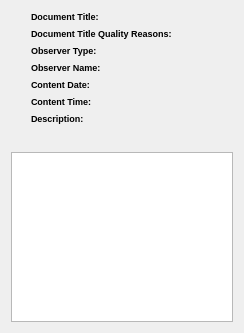
Old version of the form starviewer/src/core/keyimagenotedisplayerbase.ui in the repository starviewer-medical/starviewer.
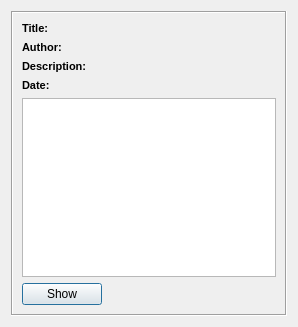
New version of the form. Custom widgets are drawn as their Qt base class.

```diff
--- a/starviewer/src/core/keyimagenotedisplayerbase.ui
+++ b/starviewer/src/core/keyimagenotedisplayerbase.ui
@@ -6,41 +6,35 @@
    <rect>
     <x>0</x>
     <y>0</y>
-    <width>244</width>
-    <height>333</height>
+    <width>298</width>
+    <height>327</height>
    </rect>
   </property>
-  <property name="sizePolicy">
-   <sizepolicy hsizetype="Preferred" vsizetype="Preferred">
-    <horstretch>0</horstretch>
-    <verstretch>0</verstretch>
-   </sizepolicy>
-  </property>
   <property name="windowTitle">
    <string>Form</string>
   </property>
+  <layout class="QVBoxLayout" name="verticalLayout_4">
+   <item>
+    <widget class="QFrame" name="frame">
+     <property name="frameShape">
+      <enum>QFrame::Box</enum>
+     </property>
+     <property name="frameShadow">
+      <enum>QFrame::Sunken</enum>
+     </property>
+     <property name="lineWidth">
+      <number>1</number>
+     </property>
+     <layout class="QVBoxLayout" name="verticalLayout_3">
+      <item>
+       <layout class="QVBoxLayout" name="verticalLayout_2">
+        <item>
   <layout class="QVBoxLayout" name="verticalLayout">
    <item>
-    <layout class="QHBoxLayout" name="horizontalLayout">
+           <layout class="QHBoxLayout" name="horizontalLayout_6">
      <item>
-      <spacer name="horizontalSpacer">
-       <property name="orientation">
-        <enum>Qt::Horizontal</enum>
-       </property>
-       <property name="sizeType">
-        <enum>QSizePolicy::Fixed</enum>
-       </property>
-       <property name="sizeHint" stdset="0">
-        <size>
-         <width>20</width>
-         <height>20</height>
-        </size>
-       </property>
-      </spacer>
-     </item>
+             <layout class="QHBoxLayout" name="horizontalLayout_4">
      <item>
-      <layout class="QFormLayout" name="formLayout">
-       <item row="0" column="0">
         <widget class="QLabel" name="m_documentTitleLabel">
          <property name="sizePolicy">
           <sizepolicy hsizetype="Fixed" vsizetype="Fixed">
@@ -56,17 +50,17 @@
          </property>
          <property name="font">
           <font>
-           <pointsize>7</pointsize>
+                  <pointsize>8</pointsize>
            <weight>75</weight>
            <bold>true</bold>
           </font>
          </property>
          <property name="text">
-          <string>Document Title: </string>
+                 <string>Title: </string>
          </property>
         </widget>
        </item>
-       <item row="0" column="1">
+              <item>
         <widget class="QLabel" name="m_documentTitleText">
          <property name="minimumSize">
           <size>
@@ -76,7 +70,7 @@
          </property>
          <property name="font">
           <font>
-           <pointsize>7</pointsize>
+                  <pointsize>8</pointsize>
           </font>
          </property>
          <property name="text">
@@ -84,95 +78,13 @@
          </property>
         </widget>
        </item>
-       <item row="1" column="0">
-        <widget class="QLabel" name="m_documentTitleQualityReasonsLabel">
-         <property name="sizePolicy">
-          <sizepolicy hsizetype="Fixed" vsizetype="Fixed">
-           <horstretch>0</horstretch>
-           <verstretch>0</verstretch>
-          </sizepolicy>
-         </property>
-         <property name="minimumSize">
-          <size>
-           <width>0</width>
-           <height>0</height>
-          </size>
-         </property>
-         <property name="font">
-          <font>
-           <pointsize>7</pointsize>
-           <weight>75</weight>
-           <bold>true</bold>
-          </font>
-         </property>
-         <property name="text">
-          <string>Document Title Quality Reasons: </string>
-         </property>
-        </widget>
-       </item>
-       <item row="1" column="1">
-        <widget class="QLabel" name="m_documentTitleQualityReasonText">
-         <property name="minimumSize">
-          <size>
-           <width>0</width>
-           <height>0</height>
-          </size>
-         </property>
-         <property name="font">
-          <font>
-           <pointsize>7</pointsize>
-          </font>
-         </property>
-         <property name="text">
-          <string/>
-         </property>
-        </widget>
-       </item>
-       <item row="2" column="0">
-        <widget class="QLabel" name="m_observerTypeLabel">
-         <property name="sizePolicy">
-          <sizepolicy hsizetype="Fixed" vsizetype="Fixed">
-           <horstretch>0</horstretch>
-           <verstretch>0</verstretch>
-          </sizepolicy>
-         </property>
-         <property name="minimumSize">
-          <size>
-           <width>0</width>
-           <height>0</height>
-          </size>
-         </property>
-         <property name="font">
-          <font>
-           <pointsize>7</pointsize>
-           <weight>75</weight>
-           <bold>true</bold>
-          </font>
-         </property>
-         <property name="text">
-          <string>Observer Type: </string>
-         </property>
-        </widget>
-       </item>
-       <item row="2" column="1">
-        <widget class="QLabel" name="m_observerContextTypeText">
-         <property name="minimumSize">
-          <size>
-           <width>0</width>
-           <height>0</height>
-          </size>
-         </property>
-         <property name="font">
-          <font>
-           <pointsize>7</pointsize>
-          </font>
-         </property>
-         <property name="text">
-          <string/>
-         </property>
-        </widget>
-       </item>
-       <item row="3" column="0">
+             </layout>
+            </item>
+           </layout>
+          </item>
+          <item>
+           <layout class="QHBoxLayout" name="horizontalLayout_2">
+            <item>
         <widget class="QLabel" name="m_observerNameLabel">
          <property name="sizePolicy">
           <sizepolicy hsizetype="Fixed" vsizetype="Fixed">
@@ -188,17 +100,17 @@
          </property>
          <property name="font">
           <font>
-           <pointsize>7</pointsize>
+                <pointsize>8</pointsize>
            <weight>75</weight>
            <bold>true</bold>
           </font>
          </property>
          <property name="text">
-          <string>Observer Name: </string>
+               <string>Author:</string>
          </property>
         </widget>
        </item>
-       <item row="3" column="1">
+            <item>
         <widget class="QLabel" name="m_observerContextNameText">
          <property name="minimumSize">
           <size>
@@ -208,7 +120,7 @@
          </property>
          <property name="font">
           <font>
-           <pointsize>7</pointsize>
+                <pointsize>8</pointsize>
           </font>
          </property>
          <property name="text">
@@ -216,95 +128,11 @@
          </property>
         </widget>
        </item>
-       <item row="4" column="0">
-        <widget class="QLabel" name="m_contentDateLabel">
-         <property name="sizePolicy">
-          <sizepolicy hsizetype="Fixed" vsizetype="Fixed">
-           <horstretch>0</horstretch>
-           <verstretch>0</verstretch>
-          </sizepolicy>
-         </property>
-         <property name="minimumSize">
-          <size>
-           <width>0</width>
-           <height>0</height>
-          </size>
-         </property>
-         <property name="font">
-          <font>
-           <pointsize>7</pointsize>
-           <weight>75</weight>
-           <bold>true</bold>
-          </font>
-         </property>
-         <property name="text">
-          <string>Content Date:</string>
-         </property>
-        </widget>
-       </item>
-       <item row="4" column="1">
-        <widget class="QLabel" name="m_contentDate">
-         <property name="minimumSize">
-          <size>
-           <width>0</width>
-           <height>0</height>
-          </size>
-         </property>
-         <property name="font">
-          <font>
-           <pointsize>7</pointsize>
-          </font>
-         </property>
-         <property name="text">
-          <string/>
-         </property>
-        </widget>
-       </item>
-       <item row="5" column="0">
-        <widget class="QLabel" name="m_contentTimeLabel">
-         <property name="sizePolicy">
-          <sizepolicy hsizetype="Fixed" vsizetype="Fixed">
-           <horstretch>0</horstretch>
-           <verstretch>0</verstretch>
-          </sizepolicy>
-         </property>
-         <property name="minimumSize">
-          <size>
-           <width>0</width>
-           <height>0</height>
-          </size>
-         </property>
-         <property name="font">
-          <font>
-           <pointsize>7</pointsize>
-           <weight>75</weight>
-           <bold>true</bold>
-          </font>
-         </property>
-         <property name="text">
-          <string>Content Time:</string>
-         </property>
-        </widget>
-       </item>
-       <item row="5" column="1">
-        <widget class="QLabel" name="m_contentTime">
-         <property name="minimumSize">
-          <size>
-           <width>0</width>
-           <height>0</height>
-          </size>
-         </property>
-         <property name="font">
-          <font>
-           <pointsize>7</pointsize>
-          </font>
-         </property>
-         <property name="text">
-          <string/>
-         </property>
-        </widget>
-       </item>
-       <item row="6" column="0">
+           </layout>
+          </item>
+          <item>
+           <layout class="QHBoxLayout" name="horizontalLayout_5">
+            <item>
         <widget class="QLabel" name="m_decriptionLabel">
          <property name="sizePolicy">
           <sizepolicy hsizetype="Fixed" vsizetype="Fixed">
@@ -320,7 +148,7 @@
          </property>
          <property name="font">
           <font>
-           <pointsize>7</pointsize>
+                <pointsize>8</pointsize>
            <weight>75</weight>
            <bold>true</bold>
           </font>
@@ -330,7 +158,7 @@
          </property>
         </widget>
        </item>
-       <item row="6" column="1">
+            <item>
         <widget class="QLabel" name="m_keyObjectDescriptionText">
          <property name="minimumSize">
           <size>
@@ -340,7 +168,7 @@
          </property>
          <property name="font">
           <font>
-           <pointsize>7</pointsize>
+                <pointsize>8</pointsize>
           </font>
          </property>
          <property name="text">
@@ -349,6 +177,52 @@
         </widget>
        </item>
       </layout>
+          </item>
+          <item>
+           <layout class="QHBoxLayout" name="horizontalLayout">
+            <item>
+             <widget class="QLabel" name="m_contentDateLabel">
+              <property name="sizePolicy">
+               <sizepolicy hsizetype="Fixed" vsizetype="Fixed">
+                <horstretch>0</horstretch>
+                <verstretch>0</verstretch>
+               </sizepolicy>
+              </property>
+              <property name="minimumSize">
+               <size>
+                <width>0</width>
+                <height>0</height>
+               </size>
+              </property>
+              <property name="font">
+               <font>
+                <pointsize>8</pointsize>
+                <weight>75</weight>
+                <bold>true</bold>
+               </font>
+              </property>
+              <property name="text">
+               <string>Date:</string>
+              </property>
+             </widget>
+            </item>
+            <item>
+             <widget class="QLabel" name="m_contentDate">
+              <property name="minimumSize">
+               <size>
+                <width>0</width>
+                <height>0</height>
+               </size>
+              </property>
+              <property name="font">
+               <font>
+                <pointsize>8</pointsize>
+               </font>
+              </property>
+              <property name="text">
+               <string/>
+              </property>
+             </widget>
      </item>
     </layout>
    </item>
@@ -362,10 +236,33 @@
      </property>
      <property name="maximumSize">
       <size>
-       <width>250</width>
-       <height>170</height>
-      </size>
-     </property>
+              <width>16777215</width>
+              <height>16777215</height>
+             </size>
+            </property>
+           </widget>
+          </item>
+         </layout>
+        </item>
+        <item>
+         <widget class="QPushButton" name="m_showButton">
+          <property name="sizePolicy">
+           <sizepolicy hsizetype="Fixed" vsizetype="Fixed">
+            <horstretch>0</horstretch>
+            <verstretch>0</verstretch>
+           </sizepolicy>
+          </property>
+          <property name="text">
+           <string>Show</string>
+          </property>
+          <property name="default">
+           <bool>true</bool>
+          </property>
+         </widget>
+        </item>
+       </layout>
+      </item>
+     </layout>
     </widget>
    </item>
   </layout>
```
Lines whose indentation alone changed are shown as unchanged.
